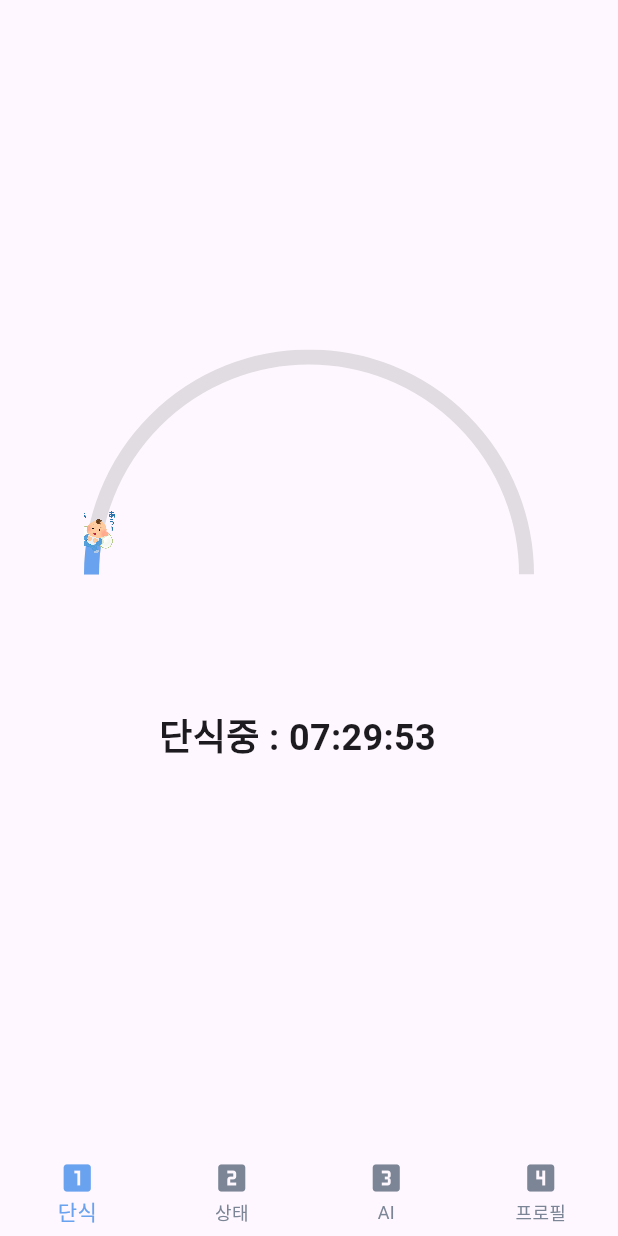
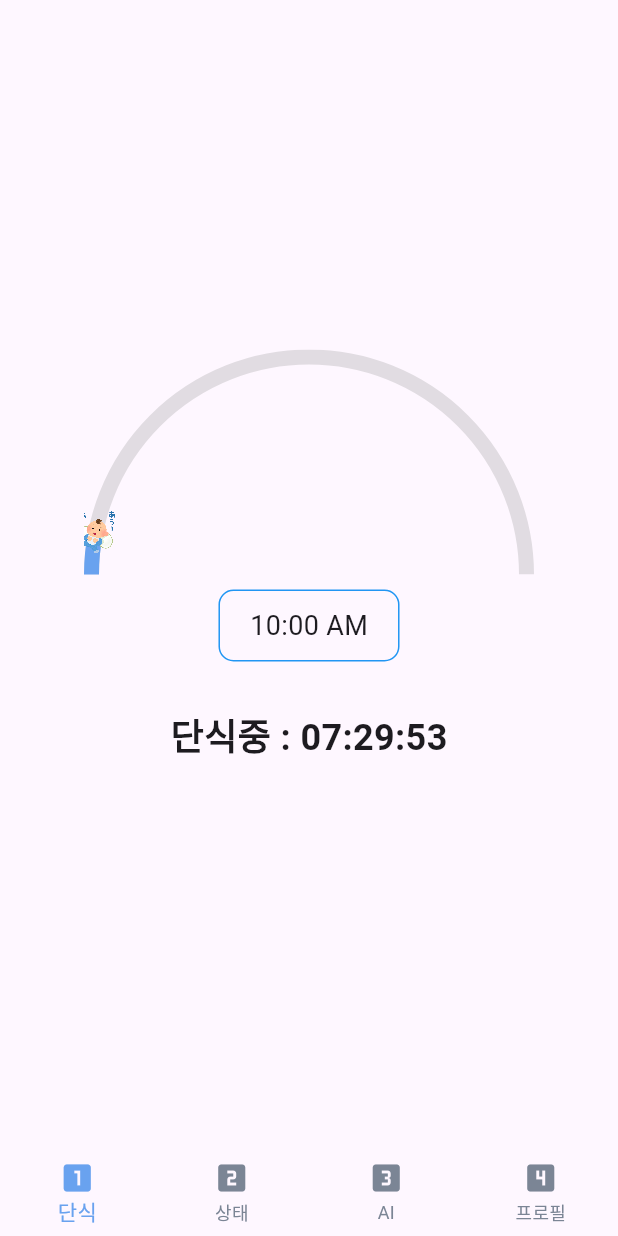
Before and after one commit to SeoJeongHun95/Hungry_app, a Flutter app: the screen it shows after launch, on a phone screen of 412 x 824 dp. Run offline on Flutter 3.47's test engine with Material 3 defaults, Android fonts, the phone set to English and light mode, and no system bars; our stand-ins replace flutter_riverpod, freezed_annotation, go_router, riverpod_annotation; generated files the repository leaves out were written again.

Commit message:
배고파 타이머 스테이트 수정
단식 시작 종료시간 변경 로직 추가

```diff
--- a/lib/src/Home/presentation/widget/baegopa_timer_widget.dart
+++ b/lib/src/Home/presentation/widget/baegopa_timer_widget.dart
@@ -38,23 +38,6 @@ class _BeagopaTimerWidgetState extends ConsumerState<BeagopaTimerWidget> {
     });
   }
 
-  // Future<void> _selectTime(BuildContext context, bool isStartTime) async {
-  //   final initialTime = isStartTime ? _selectedStartTime : _selectedEndTime;
-  //   final TimeOfDay? newTime = await showTimePicker(
-  //     context: context,
-  //     initialTime: initialTime,
-  //   );
-  //   if (newTime != null) {
-  //     setState(() {
-  //       if (isStartTime) {
-  //         _selectedStartTime = newTime;
-  //       } else {
-  //         _selectedEndTime = newTime;
-  //       }
-  //     });
-  //   }
-  // }
-
   double getProgress({required DateTime startTime, required DateTime endTime}) {
     final now = DateTime.now();
     if (now.isAfter(startTime)) {
@@ -78,6 +61,7 @@ class _BeagopaTimerWidgetState extends ConsumerState<BeagopaTimerWidget> {
     final beagopaTimerState = ref.watch(beagopaTimerProvider);
 
     return Stack(
+      alignment: Alignment.center,
       children: [
         SizedBox(
           width: 300,
@@ -95,7 +79,6 @@ class _BeagopaTimerWidgetState extends ConsumerState<BeagopaTimerWidget> {
         ),
         Positioned(
           top: 240,
-          left: 50,
           child: SizedBox(
             child: Text(
               beagopaTimerState.isTimerRunning
@@ -105,14 +88,49 @@ class _BeagopaTimerWidgetState extends ConsumerState<BeagopaTimerWidget> {
             ),
           ),
         ),
-        const Positioned(
+        Positioned(
           top: 160,
-          left: 30,
           child: Row(
             mainAxisAlignment: MainAxisAlignment.spaceEvenly,
             children: [
+              GestureDetector(
+                onTap: () async {
+                  final TimeOfDay? newTime = await showTimePicker(
+                    context: context,
+                    initialTime: beagopaTimerState.selectedStartTime,
+                  );
+                  if (newTime != null) {
+                    ref
+                        .read(beagopaTimerProvider.notifier)
+                        .setStartTime(newTime);
+                  }
+                },
+                child: Container(
+                  padding: const EdgeInsets.symmetric(
+                    vertical: 10.0,
+                    horizontal: 20.0,
+                  ),
+                  decoration: BoxDecoration(
+                    border: Border.all(color: Colors.blue),
+                    borderRadius: BorderRadius.circular(10.0),
+                  ),
+                  child: Text(
+                    beagopaTimerState.selectedStartTime.format(context),
+                    style: const TextStyle(fontSize: 18),
+                  ),
+                ),
+              ),
+              // 시작시간만 정하면 될거같아서 일단 삭제
               // GestureDetector(
-              //   onTap: () => _selectTime(context, true),
+              //   onTap: () async {
+              //     final TimeOfDay? newTime = await showTimePicker(
+              //       context: context,
+              //       initialTime: beagopaTimerState.selectedEndTime,
+              //     );
+              //     if (newTime != null) {
+              //       ref.read(beagopaTimerProvider.notifier).setEndTime(newTime);
+              //     }
+              //   },
               //   child: Container(
               //     padding: const EdgeInsets.symmetric(
               //       vertical: 10.0,
@@ -123,24 +141,7 @@ class _BeagopaTimerWidgetState extends ConsumerState<BeagopaTimerWidget> {
               //       borderRadius: BorderRadius.circular(10.0),
               //     ),
               //     child: Text(
-              //       _selectedStartTime.format(context),
-              //       style: const TextStyle(fontSize: 18),
-              //     ),
-              //   ),
-              // ),
-              // GestureDetector(
-              //   onTap: () => _selectTime(context, false),
-              //   child: Container(
-              //     padding: const EdgeInsets.symmetric(
-              //       vertical: 10.0,
-              //       horizontal: 20.0,
-              //     ),
-              //     decoration: BoxDecoration(
-              //       border: Border.all(color: Colors.blue),
-              //       borderRadius: BorderRadius.circular(10.0),
-              //     ),
-              //     child: Text(
-              //       _selectedEndTime.format(context),
+              //       beagopaTimerState.selectedEndTime.format(context),
               //       style: const TextStyle(fontSize: 18),
               //     ),
               //   ),
```
Also changed, not shown: lib/src/Home/presentation/provider/beagopa_timer_provider.dart (+12 -0 lines).
